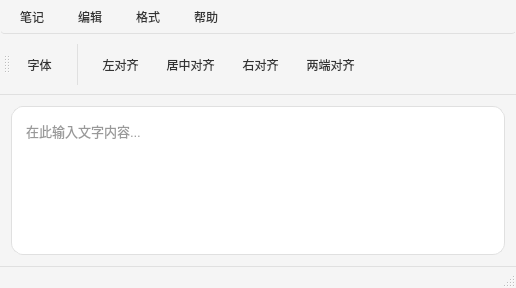
CookPiu/notepad, file mainwindow.ui: the form before one commit.
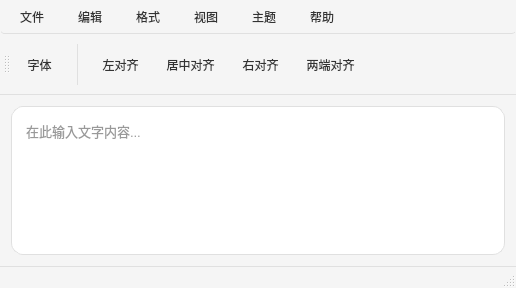
The form after the commit. Icons and pictures are not drawn.

Commit message: 加入侧边栏，加入主题选项，

```diff
--- a/mainwindow.ui
+++ b/mainwindow.ui
@@ -110,7 +110,7 @@
    </property>
    <widget class="QMenu" name="menuFile">
     <property name="title">
-     <string>笔记</string>
+     <string>文件</string>
     </property>
     <addaction name="actionNew"/>
     <addaction name="actionOpen"/>
@@ -132,12 +132,6 @@
     <addaction name="separator"/>
     <addaction name="actionInsertImage"/>
    </widget>
-   <widget class="QMenu" name="menuHelp">
-    <property name="title">
-     <string>帮助</string>
-    </property>
-    <addaction name="actionAbout"/>
-   </widget>
    <widget class="QMenu" name="menuFormat">
     <property name="title">
      <string>格式</string>
@@ -154,9 +148,31 @@
     <addaction name="actionAlignRight"/>
     <addaction name="actionAlignJustify"/>
    </widget>
+   <widget class="QMenu" name="menuView">
+    <property name="title">
+     <string>视图</string>
+    </property>
+    <addaction name="actionToggleNoteList"/>
+   </widget>
+   <widget class="QMenu" name="menuTheme">
+    <property name="title">
+     <string>主题</string>
+    </property>
+    <addaction name="actionThemeLight"/>
+    <addaction name="actionThemeDark"/>
+    <addaction name="actionThemeBlue"/>
+   </widget>
+   <widget class="QMenu" name="menuHelp">
+    <property name="title">
+     <string>帮助</string>
+    </property>
+    <addaction name="actionAbout"/>
+   </widget>
    <addaction name="menuFile"/>
    <addaction name="menuEdit"/>
    <addaction name="menuFormat"/>
+   <addaction name="menuView"/>
+   <addaction name="menuTheme"/>
    <addaction name="menuHelp"/>
   </widget>
   <widget class="QToolBar" name="toolBar">
```
Left out of the diff: 36 changed lines with no effect on the pictures. The commit also changes 4 other files.
